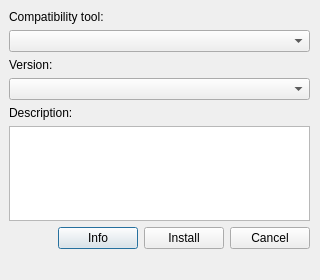
This is pupgui2/resources/ui/pupgui2_installdialog.ui in DavidoTek/ProtonUp-Qt as Qt 5 draws it before an edit. The edited form follows.
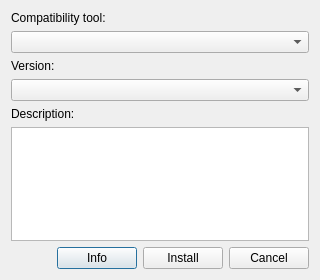
This is the edited form.

Commit message: Make InstallDialog resizable

Diff of the .ui file:
```diff
--- a/pupgui2/resources/ui/pupgui2_installdialog.ui
+++ b/pupgui2/resources/ui/pupgui2_installdialog.ui
@@ -16,27 +16,12 @@
     <height>280</height>
    </size>
   </property>
-  <property name="maximumSize">
-   <size>
-    <width>320</width>
-    <height>280</height>
-   </size>
-  </property>
   <property name="windowTitle">
    <string>Install Compatibility Tool</string>
   </property>
   <property name="modal">
    <bool>true</bool>
   </property>
-  <widget class="QWidget" name="verticalLayoutWidget">
-   <property name="geometry">
-    <rect>
-     <x>9</x>
-     <y>10</y>
-     <width>301</width>
-     <height>301</height>
-    </rect>
-   </property>
    <layout class="QVBoxLayout" name="verticalLayout">
     <property name="sizeConstraint">
      <enum>QLayout::SetDefaultConstraint</enum>
@@ -74,11 +59,11 @@
     </item>
     <item>
      <widget class="QTextEdit" name="txtDescription">
-      <property name="maximumSize">
-       <size>
-        <width>16777215</width>
-        <height>95</height>
-       </size>
+     <property name="sizePolicy">
+      <sizepolicy hsizetype="Expanding" vsizetype="Expanding">
+       <horstretch>0</horstretch>
+       <verstretch>0</verstretch>
+      </sizepolicy>
       </property>
       <property name="readOnly">
        <bool>true</bool>
@@ -123,21 +108,7 @@
       </item>
      </layout>
     </item>
-    <item>
-     <spacer name="verticalSpacer">
-      <property name="orientation">
-       <enum>Qt::Vertical</enum>
-      </property>
-      <property name="sizeHint" stdset="0">
-       <size>
-        <width>20</width>
-        <height>40</height>
-       </size>
-      </property>
-     </spacer>
-    </item>
-   </layout>
-  </widget>
+  </layout>
  </widget>
  <resources/>
  <connections/>
```
Lines whose indentation alone changed are shown as unchanged.
